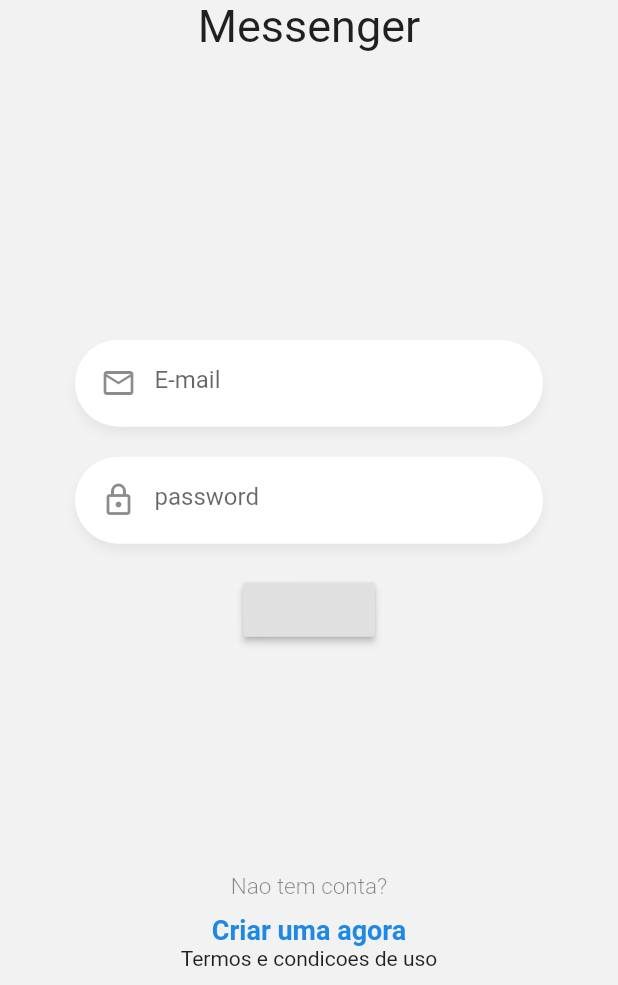
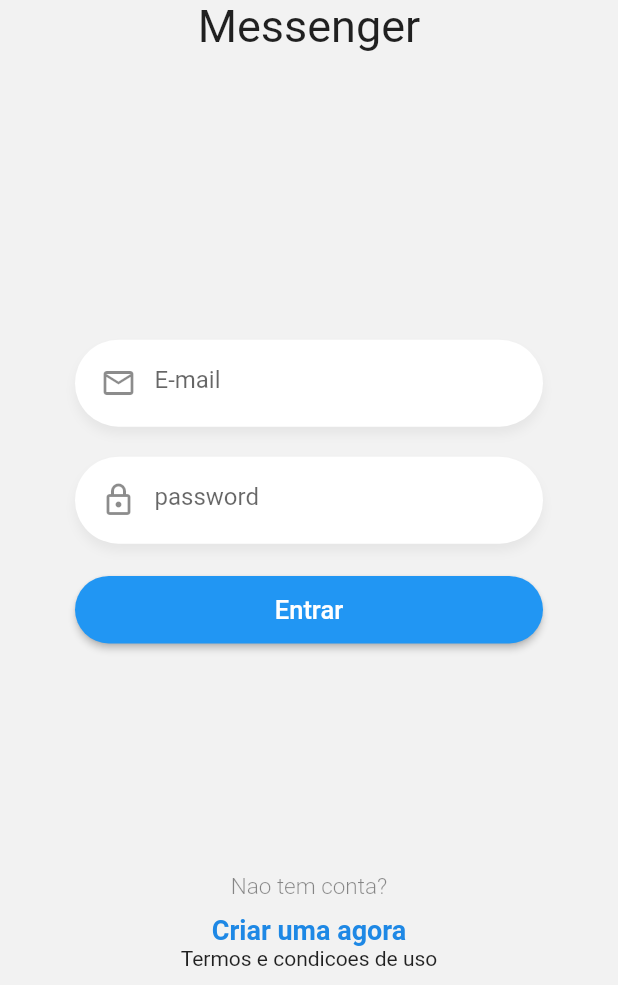
Before and after one commit to eliezerantonio/flutter-avancado, a Flutter app: the screen it shows after launch, on a phone screen of 412 x 824 dp, the part 251-1236 px from its top. Run offline on Flutter 3.47's test engine with Material 2 defaults, Android fonts, the phone set to English and light mode, and no system bars; our stand-ins replace cloud_firestore, firebase_auth, pie_chart, socket_io_client; accounts and stored records are empty.

Commit message:
customizando botao

```diff
--- a/chat_flutter/lib/pages/login_page.dart
+++ b/chat_flutter/lib/pages/login_page.dart
@@ -55,7 +55,21 @@ class __FormState extends State<_Form> {
             keyboardType: TextInputType.emailAddress,
           ),
           RaisedButton(
+            elevation: 2,
+            highlightElevation: 5,
+            color: Colors.blue,
+            shape: StadiumBorder(),
             onPressed: () {},
+            child: Container(
+              width: double.infinity,
+              height: 45,
+              child: Center(
+                child: Text(
+                  'Entrar',
+                  style: TextStyle(color: Colors.white, fontSize: 17),
+                ),
+              ),
+            ),
           )
         ],
       ),
```
